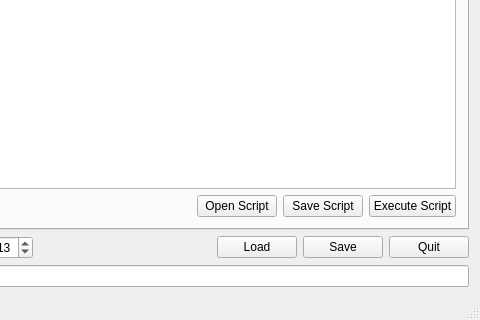
Old version of the form metabolabpy/ui/metabolabpy_mainwindow.ui in the repository ludwigc/metabolabpy; both pictures show x 971 to 1451 and y 465 to 785 of the 1451 by 785 pixel window.
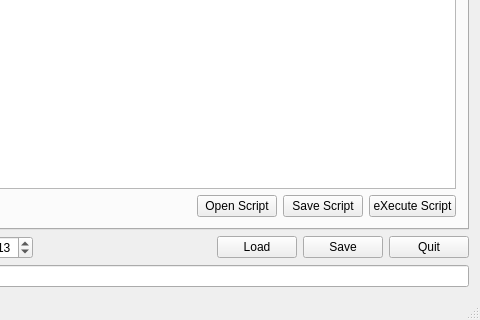
New version of the form. The open tabs and pages were chosen to show the change. Custom widgets are drawn as their Qt base class.

Commit message: version 0.2.0 plus added keyboard shortcuts for loading, saving and executing scripts

```diff
--- a/metabolabpy/ui/metabolabpy_mainwindow.ui
+++ b/metabolabpy/ui/metabolabpy_mainwindow.ui
@@ -3051,7 +3051,7 @@
           <item>
            <widget class="QPushButton" name="executeScript">
             <property name="text">
-             <string>Execute Script</string>
+             <string>eXecute Script</string>
             </property>
            </widget>
           </item>
```
Left out of the diff: 28 changed lines with no effect on the pictures. The commit also changes 1 other file.
